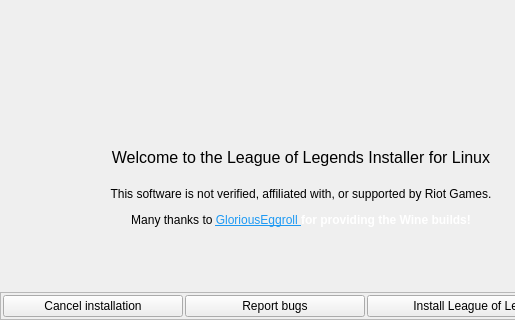
The window that installer.ui (polkaulfield/lol-for-linux-installer) describes before a commit, drawn with Qt 5; both pictures show x 0 to 515 and y 111 to 431 of the 602 by 431 pixel window.
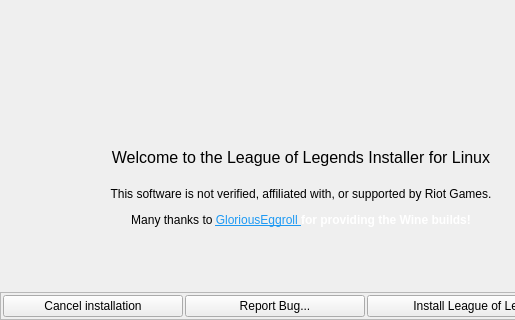
The same window after the commit. Icons and pictures are not drawn.

Commit message: [UI] Report Bug icon and text fix

What changed in the file:
```diff
--- a/installer.ui
+++ b/installer.ui
@@ -344,7 +344,7 @@
                  </size>
                 </property>
                 <property name="text">
-                 <string>Report bugs</string>
+                 <string>Report Bug...</string>
                 </property>
                 <property name="icon">
                  <iconset theme="dialog-warning">
```
Left out of the diff: 2 changed lines with no effect on the pictures.
